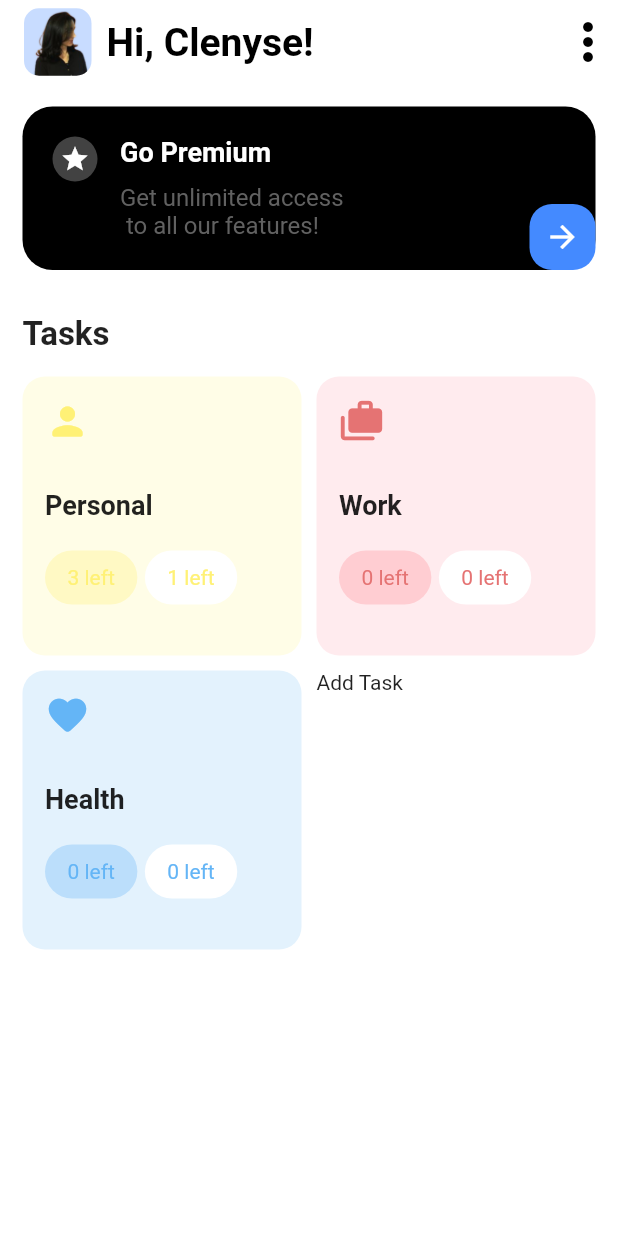
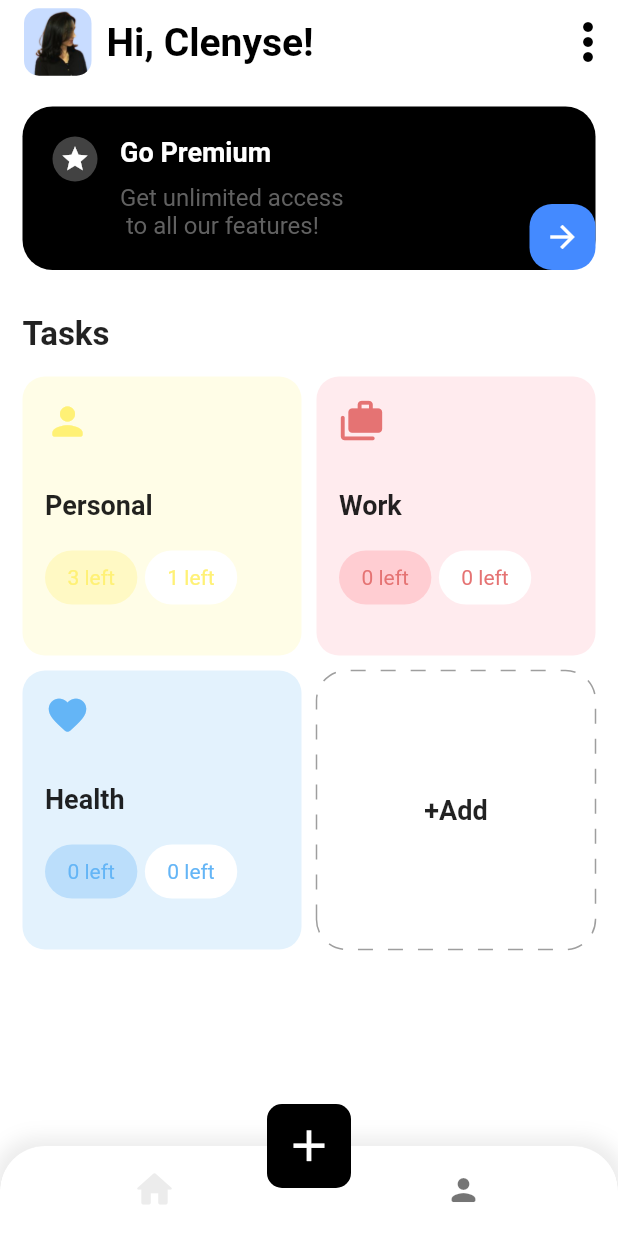
Before and after one commit to dmutoni/task-mis, a Flutter app: the screen it shows after launch, on a phone screen of 412 x 824 dp. Run offline on Flutter 3.47's test engine with Material 2 defaults, Android fonts, the light colour scheme and no system bars; drawn by our look-alikes of dotted_border.

Commit message:
Feat: (Added bottom navigator)

```diff
--- a/lib/main.dart
+++ b/lib/main.dart
@@ -1,6 +1,7 @@
 import 'package:flutter/material.dart';
 import 'package:flutter/services.dart';
 import 'package:task_mis_app/screens/home/home.dart';
+import 'package:task_mis_app/screens/learning/learning.dart';
 
 void main() {
   runApp(const MyApp());
@@ -13,8 +14,7 @@ class MyApp extends StatelessWidget {
   @override
   Widget build(BuildContext context) {
     SystemChrome.setSystemUIOverlayStyle(
-      const SystemUiOverlayStyle(statusBarColor: Colors.transparent)
-    );
+        const SystemUiOverlayStyle(statusBarColor: Colors.transparent));
     return const MaterialApp(
       debugShowCheckedModeBanner: false,
       title: 'Flutter Demo',
--- a/lib/screens/home/home.dart
+++ b/lib/screens/home/home.dart
@@ -13,21 +13,69 @@ class HomePage extends StatelessWidget {
         appBar: _buildAppBar(),
         body: Column(
           crossAxisAlignment: CrossAxisAlignment.start,
-        children: [const GoPremium(),
+          children: [
+            const GoPremium(),
             Container(
               padding: const EdgeInsets.all(15),
-          child: const Text('Tasks', style: TextStyle(
-            fontSize: 22,
-            fontWeight: FontWeight.bold
-          ),),
+              child: const Text(
+                'Tasks',
+                style: TextStyle(fontSize: 22, fontWeight: FontWeight.bold),
+              ),
             ),
             const Expanded(
               child: Tasks(),
             )
           ],
         ),
+        bottomNavigationBar: _buildBottomNavigationBar(),
+        floatingActionButtonLocation: FloatingActionButtonLocation.centerDocked,
+        floatingActionButton: FloatingActionButton(
+          shape: RoundedRectangleBorder(
+            borderRadius: BorderRadius.circular(10),
+          ),
+          elevation: 0,
+          backgroundColor: Colors.black,
+          onPressed: () {
+          },
+            child:  const Icon(Icons.add, size: 35)
+
+        ));
+  }
+
+  Widget _buildBottomNavigationBar() {
+    return Container(
+      decoration: BoxDecoration(
+          borderRadius: const BorderRadius.only(
+              topLeft: Radius.circular(30), topRight: Radius.circular(30)),
+          boxShadow: [
+            BoxShadow(
+                color: Colors.grey.withOpacity(0.2),
+                spreadRadius: 5,
+                blurRadius: 10)
+          ]),
+      child: ClipRRect(
+        borderRadius: const BorderRadius.only(
+            topLeft: Radius.circular(30), topRight: Radius.circular(30)),
+        child: BottomNavigationBar(
+          backgroundColor: Colors.white,
+          showSelectedLabels: false,
+          showUnselectedLabels: false,
+          selectedItemColor: Colors.grey.withOpacity(0.2),
+          items: const [
+            BottomNavigationBarItem(
+                label: 'Home',
+                icon: Icon(
+                  Icons.home_rounded,
+                  size: 30,
+                )),
+            BottomNavigationBarItem(
+                label: 'Person', icon: Icon(Icons.person_rounded))
+          ],
+        ),
+      ),
     );
   }
+
   AppBar _buildAppBar() {
     return AppBar(
       backgroundColor: Colors.white,
@@ -43,9 +91,7 @@ class HomePage extends StatelessWidget {
         const SizedBox(width: 10),
         const Text('Hi, Clenyse!',
             style: TextStyle(
-                color: Colors.black,
-                fontSize: 26,
-                fontWeight: FontWeight.bold))
+                color: Colors.black, fontSize: 26, fontWeight: FontWeight.bold))
       ]),
       actions: const [Icon(Icons.more_vert, color: Colors.black, size: 40)],
     );
--- a/lib/screens/home/widgets/go_premium.dart
+++ b/lib/screens/home/widgets/go_premium.dart
@@ -1,6 +1,6 @@
 import 'package:flutter/cupertino.dart';
 import 'package:flutter/material.dart';
-// import 'package:dotted_border/dotted_border.dart';
+import 'package:dotted_border/dotted_border.dart';
 
 class GoPremium extends StatelessWidget {
   const GoPremium({Key? key}) : super(key: key);
--- a/lib/screens/home/widgets/tasks.dart
+++ b/lib/screens/home/widgets/tasks.dart
@@ -1,3 +1,4 @@
+import 'package:dotted_border/dotted_border.dart';
 import 'package:flutter/cupertino.dart';
 import 'package:flutter/material.dart';
 import 'package:task_mis_app/models/task.dart';
@@ -21,7 +22,14 @@ class Tasks extends StatelessWidget {
   }
 
   Widget _buildAddTask() {
-    return const Text('Add Task');
+    return DottedBorder(
+        borderType: BorderType.RRect,
+        radius: const Radius.circular(20),
+        dashPattern: const [10,10],
+        color: Colors.grey,
+        child: const Center(
+            child: Text('+Add',
+                style: TextStyle(fontSize: 18, fontWeight: FontWeight.bold))));
   }
 
   Widget _buildTask(BuildContext context, Task task) {
@@ -32,18 +40,27 @@ class Tasks extends StatelessWidget {
       child: Column(
         crossAxisAlignment: CrossAxisAlignment.start,
         children: [
-          Icon(task.iconData, color: task.iconColor, size: 30,),
-          const SizedBox(height: 30,),
-          Text(task.title!, style: const TextStyle(
-            fontSize: 18,
-            fontWeight: FontWeight.bold
-          )),
-          const SizedBox(height: 20,),
+          Icon(
+            task.iconData,
+            color: task.iconColor,
+            size: 30,
+          ),
+          const SizedBox(
+            height: 30,
+          ),
+          Text(task.title!,
+              style:
+                  const TextStyle(fontSize: 18, fontWeight: FontWeight.bold)),
+          const SizedBox(
+            height: 20,
+          ),
           Row(
             children: [
-              _buildTaskStatus(task.btnColor!, task.iconColor!, '${task.left} left'),
-               const SizedBox(width: 5),
-              _buildTaskStatus(Colors.white, task.iconColor!, '${task.done} left')
+              _buildTaskStatus(
+                  task.btnColor!, task.iconColor!, '${task.left} left'),
+              const SizedBox(width: 5),
+              _buildTaskStatus(
+                  Colors.white, task.iconColor!, '${task.done} left')
             ],
           )
         ],
@@ -55,11 +72,8 @@ class Tasks extends StatelessWidget {
 Widget _buildTaskStatus(Color bgColor, Color txtColor, String text) {
   return Container(
     padding: const EdgeInsets.symmetric(horizontal: 15, vertical: 10),
-    decoration: BoxDecoration(
-      color: bgColor,
-      borderRadius: BorderRadius.circular(20)
-    ),
-    child: Text(text,
-    style: TextStyle( color: txtColor)),
+    decoration:
+        BoxDecoration(color: bgColor, borderRadius: BorderRadius.circular(20)),
+    child: Text(text, style: TextStyle(color: txtColor)),
   );
 }
--- /dev/null
+++ b/lib/screens/learning/learning.dart
@@ -0,0 +1,100 @@
+import 'package:flutter/cupertino.dart';
+import 'package:flutter/material.dart';
+
+class Learning extends StatelessWidget {
+  const Learning({Key? key}) : super(key: key);
+  @override
+  Widget build(BuildContext context) {
+    Color color = Theme.of(context).primaryColor;
+    Widget buttonSection = Row(
+      mainAxisAlignment: MainAxisAlignment.spaceEvenly,
+      children: [
+        _buildButtonColumn(color, Icons.call, 'CALL'),
+        _buildButtonColumn(color, Icons.near_me, 'ROUTE'),
+        _buildButtonColumn(color, Icons.share, 'SHARE')
+      ],
+    );
+    return MaterialApp(
+      title: 'Flutter layout demo',
+      home: Scaffold(
+        appBar: AppBar(
+          title: const Text('Flutter layout demo'),
+        ),
+        body: ListView(children: [
+          Image.asset(
+            'assets/images/lake.jpg',
+            width: 600,
+            height: 240,
+            fit: BoxFit.cover,
+          ),
+          titleSection,
+          buttonSection,
+          textSection
+        ]),
+      ),
+    );
+  }
+}
+
+Widget textSection = const Padding(
+  padding: EdgeInsets.all(32),
+  child: Text(
+    'Lake Oeschinen lies at the foot of the Blüemlisalp in the Bernese '
+    'Alps. Situated 1,578 meters above sea level, it is one of the '
+    'larger Alpine Lakes. A gondola ride from Kandersteg, followed by a '
+    'half-hour walk through pastures and pine forest, leads you to the '
+    'lake, which warms to 20 degrees Celsius in the summer. Activities '
+    'enjoyed here include rowing, and riding the summer toboggan run.',
+    softWrap: true,
+  ),
+);
+
+Widget titleSection = Container(
+  padding: const EdgeInsets.all(32),
+  child: Row(
+    children: [
+      Expanded(
+          child: Column(
+        crossAxisAlignment: CrossAxisAlignment.start,
+        children: [
+          Container(
+            padding: const EdgeInsets.only(bottom: 8),
+            child: const Text(
+              'Oeschinen Lake Compground',
+              style: TextStyle(
+                fontWeight: FontWeight.bold,
+              ),
+            ),
+          ),
+          Text(
+            'Kanderstef, Switzerland',
+            style: TextStyle(color: Colors.grey[500]),
+          )
+        ],
+      )),
+      Icon(
+        Icons.star,
+        color: Colors.red[500],
+      ),
+      const Text('41'),
+    ],
+  ),
+);
+
+Column _buildButtonColumn(Color color, IconData icon, String label) {
+  return Column(
+    mainAxisSize: MainAxisSize.min,
+    mainAxisAlignment: MainAxisAlignment.center,
+    children: [
+      Icon(icon, color: color),
+      Container(
+        margin: const EdgeInsets.only(top: 8),
+        child: Text(
+          label,
+          style: TextStyle(
+              fontSize: 12, fontWeight: FontWeight.w400, color: color),
+        ),
+      )
+    ],
+  );
+}
--- a/pubspec.yaml
+++ b/pubspec.yaml
@@ -61,6 +61,7 @@ flutter:
   # To add assets to your application, add an assets section, like this:
   assets:
     - assets/images/
+    - assets/images/lake.jpg
 #     - images/a_dot_ham.jpeg
 
   # An image asset can refer to one or more resolution-specific "variants", see
```
Also changed, not shown: assets/images/lake.jpg (added), pubspec.lock. Lines whose indentation alone changed are shown as unchanged.
